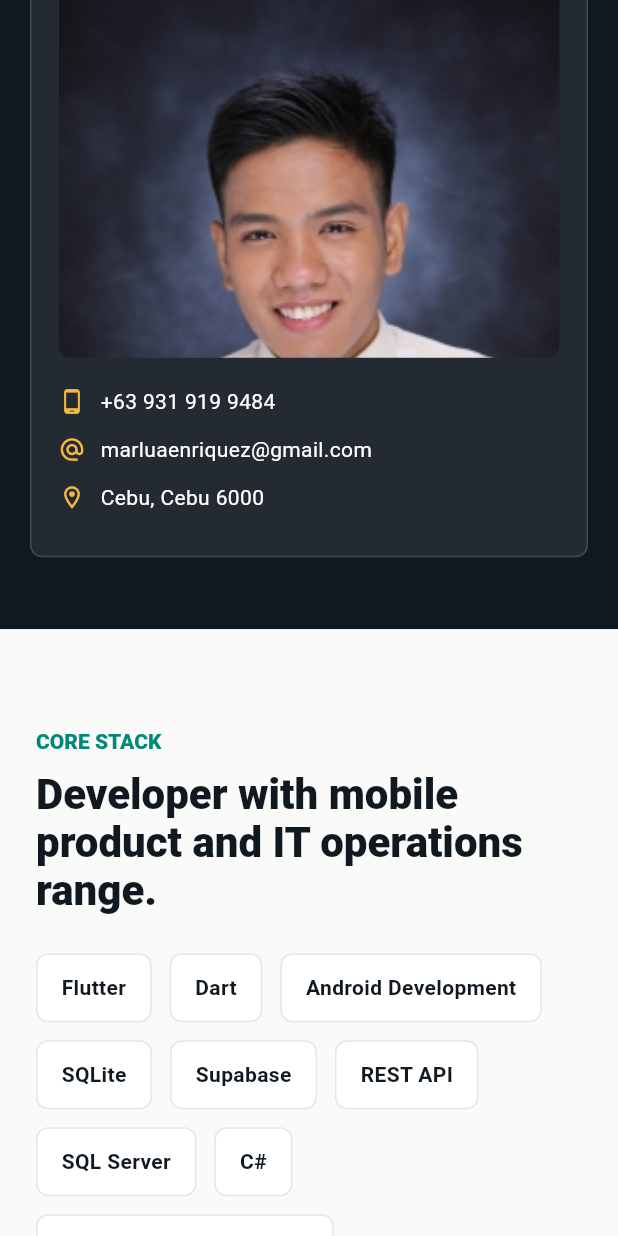
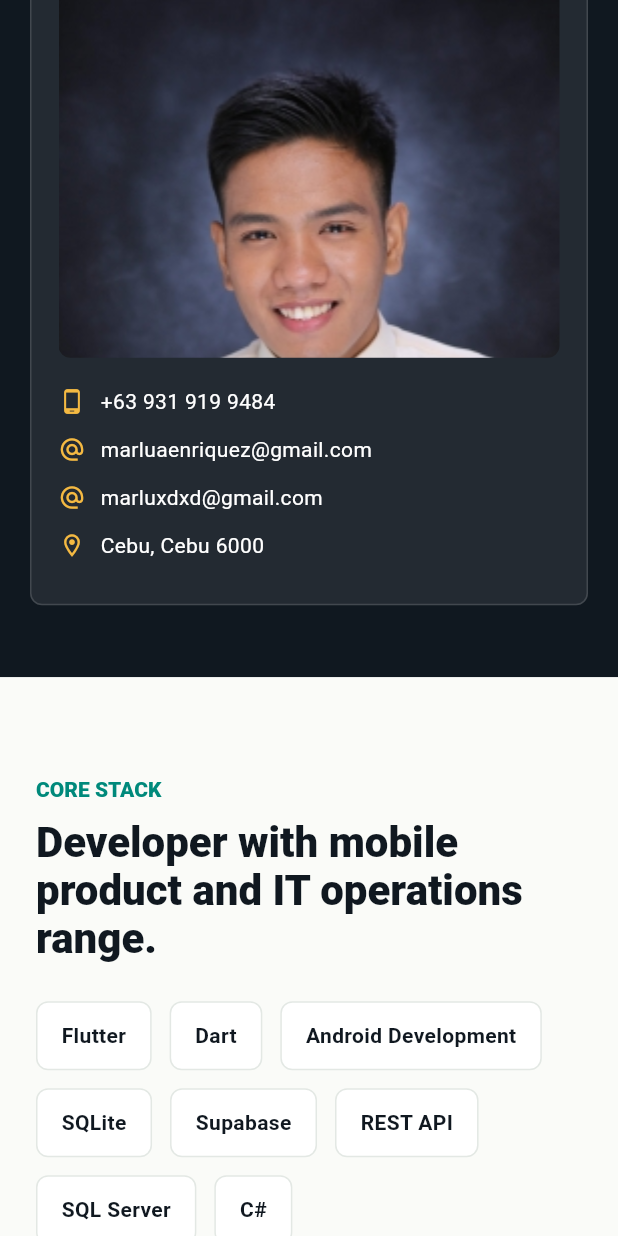
Before and after one commit to marluxdxd/marlu, a Flutter app: the screen it shows after launch, scrolled down 576 dp, on a phone screen of 412 x 824 dp. Run offline on Flutter 3.47's test engine with Material 3 defaults, Android fonts, the light colour scheme and no system bars; Roboto replaces fonts that are missing (Arial).

Commit message:
Adding another gmail address

```diff
--- a/lib/main.dart
+++ b/lib/main.dart
@@ -248,6 +248,10 @@ class _ProfilePanel extends StatelessWidget {
           const _FactRow(
             icon: Icons.alternate_email,
             text: 'marluaenriquez@gmail.com',
+          ),
+          const _FactRow(
+            icon: Icons.alternate_email,
+            text: 'marluxdxd@gmail.com',
           ),
           const _FactRow(
             icon: Icons.location_on_outlined,
```
